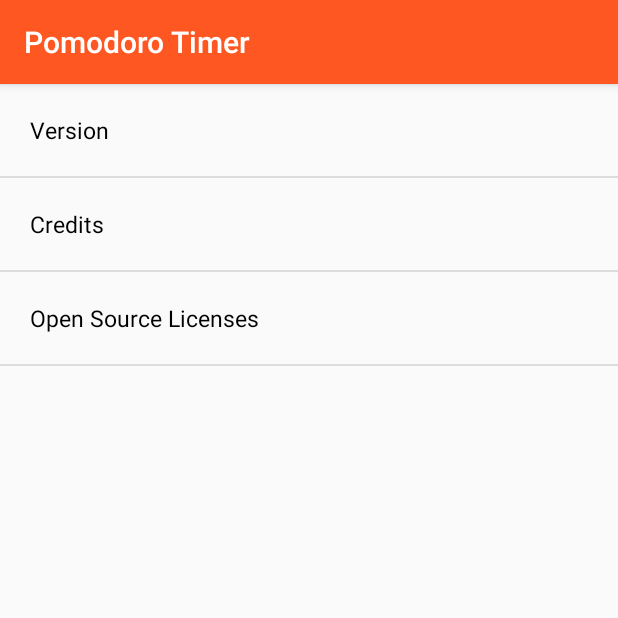
After one commit to georgistephanov/AndroidPomodoroTimer, an Android app: the AboutActivity screen opened directly, with no data from a screen before it, on a phone screen of 412 x 824 dp, the top half of it. The commit adds this screen. Run offline under Robolectric (Android 15) with nearby library versions, the phone set to English and light mode, and no system bars.

Commit message:
Added notifications settings and an About activity to the popup menu

```diff
--- a/app/src/main/AndroidManifest.xml
+++ b/app/src/main/AndroidManifest.xml
@@ -22,6 +22,8 @@
 		</activity>
 		<activity
 			android:name=".SettingsActivity"></activity>
+		<activity
+			android:name=".AboutActivity"></activity>
 	</application>
 
 </manifest>
--- /dev/null
+++ b/app/src/main/java/com/georgistephanov/android/pomodorotimer/AboutActivity.java
@@ -0,0 +1,40 @@
+package com.georgistephanov.android.pomodorotimer;
+
+import android.app.Activity;
+import android.app.ListActivity;
+import android.os.Bundle;
+import android.support.annotation.NonNull;
+import android.support.annotation.Nullable;
+import android.view.View;
+import android.view.ViewGroup;
+import android.widget.AdapterView;
+import android.widget.ArrayAdapter;
+import android.widget.LinearLayout;
+import android.widget.ListView;
+import android.widget.TextView;
+
+/**
+ * Created by Georgi on 07-Dec-17.
+ */
+
+public class AboutActivity extends ListActivity {
+	private static final String [] items = {
+			"Version", "Credits", "Open Source Licenses"
+	};
+
+	@Override
+	public void onCreate(@Nullable Bundle savedInstanceState) {
+		super.onCreate(savedInstanceState);
+		setContentView(R.layout.activity_about);
+
+		setListAdapter(new ArrayAdapter<String>(
+				this,
+				R.layout.about_list_adapter,
+				items ));
+	}
+
+	@Override
+	protected void onListItemClick(ListView l, View v, int position, long id) {
+		super.onListItemClick(l, v, position, id);
+	}
+}
--- /dev/null
+++ b/app/src/main/res/layout/about_list_adapter.xml
@@ -0,0 +1,9 @@
+<?xml version="1.0" encoding="utf-8"?>
+<TextView
+	xmlns:android="http://schemas.android.com/apk/res/android"
+	android:layout_width="match_parent"
+	android:layout_height="wrap_content"
+	android:textSize="@dimen/separator_textSize"
+	android:textColor="@color/black"
+	android:fontFamily="sans-serif"
+	android:padding="20dp"/>
--- /dev/null
+++ b/app/src/main/res/layout/activity_about.xml
@@ -0,0 +1,15 @@
+<?xml version="1.0" encoding="utf-8"?>
+<LinearLayout
+	xmlns:android="http://schemas.android.com/apk/res/android"
+	android:layout_width="match_parent"
+	android:layout_height="match_parent"
+	android:orientation="vertical">
+
+	<ListView
+		android:id="@android:id/list"
+		android:layout_width="match_parent"
+		android:layout_height="match_parent">
+
+	</ListView>
+
+</LinearLayout>
--- a/app/src/main/res/menu/actions.xml
+++ b/app/src/main/res/menu/actions.xml
@@ -6,4 +6,7 @@
 	<item
 		android:id="@+id/menu_settings"
 		android:title="@string/menu_settings"/>
+	<item
+		android:id="@+id/menu_about"
+		android:title="@string/menu_about"/>
 </menu>
--- a/app/src/main/res/values/colors.xml
+++ b/app/src/main/res/values/colors.xml
@@ -6,7 +6,7 @@
 
 	<color name="white">#FFF</color>
 	<color name="gray">#757575</color>
-	<color name="black">#000</color>
+	<color name="black">#000000</color>
 
 	<color name="darkRed">#C62828</color>
 	<color name="rippleButton">#E0E0E0</color>
--- a/app/src/main/res/values/strings.xml
+++ b/app/src/main/res/values/strings.xml
@@ -15,12 +15,18 @@
 
 	<string name="menu_previous_tasks">History</string>
 	<string name="menu_settings">Settings</string>
+	<string name="menu_about">About</string>
 
 	<string name="settings_general_separator">General</string>
+	<string name="settings_notifications_separator">Notifications on session end</string>
+
 	<string name="settings_task_duration">Session duration</string>
 	<string name="settings_short_break_duration">Short break duration</string>
 	<string name="settings_long_break_duration">Long break duration</string>
 	<string name="settings_long_break_after">Sessions before a long break</string>
 	<string name="settings_duration_label_minutes">%d minutes</string>
 	<string name="settings_duration_label_sessions">%d sessions</string>
+
+	<string name="settings_notification_play_sound">Play sound</string>
+	<string name="settings_notification_vibrate">Vibrate</string>
 </resources>
```
Also changed, not shown: app/src/main/java/com/georgistephanov/android/pomodorotimer/DatabaseHelper.java (+21 -3 lines), app/src/main/java/com/georgistephanov/android/pomodorotimer/MainActivity.java (+35 -59 lines), app/src/main/java/com/georgistephanov/android/pomodorotimer/Notifications.java (added, +89 -0 lines), app/src/main/java/com/georgistephanov/android/pomodorotimer/SettingsActivity.java (+111 -33 lines), app/src/main/res/layout/checkbox_setting.xml (added, +10 -0 lines).
